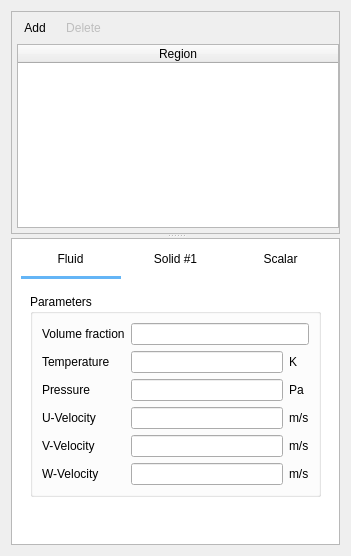
The window that gui/uifiles/initial_conditions.ui (truongd8593/mfix) describes before a commit, drawn with Qt 5.
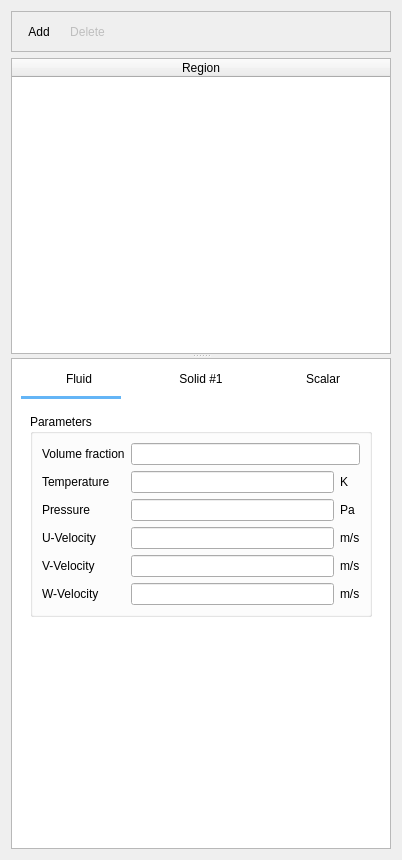
The same window after the commit.

The edit to the form file:
```diff
--- a/gui/uifiles/initial_conditions.ui
+++ b/gui/uifiles/initial_conditions.ui
@@ -6,39 +6,23 @@
    <rect>
     <x>0</x>
     <y>0</y>
-    <width>351</width>
-    <height>556</height>
+    <width>402</width>
+    <height>860</height>
    </rect>
   </property>
   <property name="windowTitle">
    <string>Form</string>
   </property>
-  <layout class="QVBoxLayout" name="verticalLayout">
+  <layout class="QVBoxLayout" name="verticalLayout_2">
    <item>
-    <widget class="QSplitter" name="splitter">
-     <property name="orientation">
-      <enum>Qt::Vertical</enum>
-     </property>
-     <widget class="QFrame" name="frame">
+    <widget class="QFrame" name="frame_add_delete">
       <property name="frameShape">
        <enum>QFrame::StyledPanel</enum>
       </property>
       <property name="frameShadow">
        <enum>QFrame::Raised</enum>
       </property>
-      <layout class="QVBoxLayout" name="verticalLayout_2">
-       <property name="leftMargin">
-        <number>5</number>
-       </property>
-       <property name="topMargin">
-        <number>5</number>
-       </property>
-       <property name="rightMargin">
-        <number>0</number>
-       </property>
-       <property name="bottomMargin">
-        <number>5</number>
-       </property>
+     <layout class="QVBoxLayout" name="verticalLayout">
        <item>
         <layout class="QHBoxLayout" name="horizontalLayout">
          <item>
@@ -79,7 +63,14 @@
          </item>
         </layout>
        </item>
+     </layout>
+    </widget>
+   </item>
        <item>
+    <widget class="QSplitter" name="splitter">
+     <property name="orientation">
+      <enum>Qt::Vertical</enum>
+     </property>
         <widget class="QTableWidget" name="tablewidget_regions">
          <property name="maximumSize">
           <size>
@@ -102,16 +93,16 @@
          <attribute name="horizontalHeaderStretchLastSection">
           <bool>true</bool>
          </attribute>
+      <attribute name="verticalHeaderVisible">
+       <bool>false</bool>
+      </attribute>
          <column>
           <property name="text">
            <string>Region</string>
           </property>
          </column>
         </widget>
-       </item>
-      </layout>
-     </widget>
-     <widget class="QScrollArea" name="scrollArea">
+     <widget class="QScrollArea" name="scrollarea">
       <property name="minimumSize">
        <size>
         <width>0</width>
@@ -129,8 +120,8 @@
         <rect>
          <x>0</x>
          <y>0</y>
-         <width>329</width>
-         <height>308</height>
+         <width>380</width>
+         <height>494</height>
         </rect>
        </property>
        <layout class="QVBoxLayout" name="verticalLayout_3">
```
Lines whose indentation alone changed are shown as unchanged.
